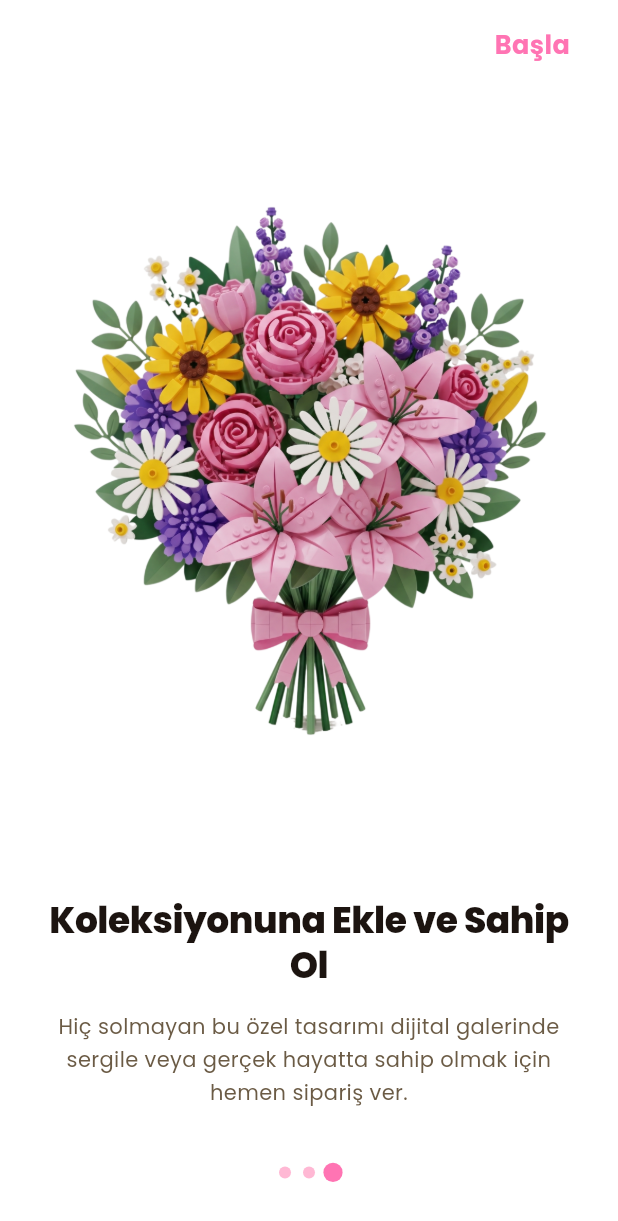
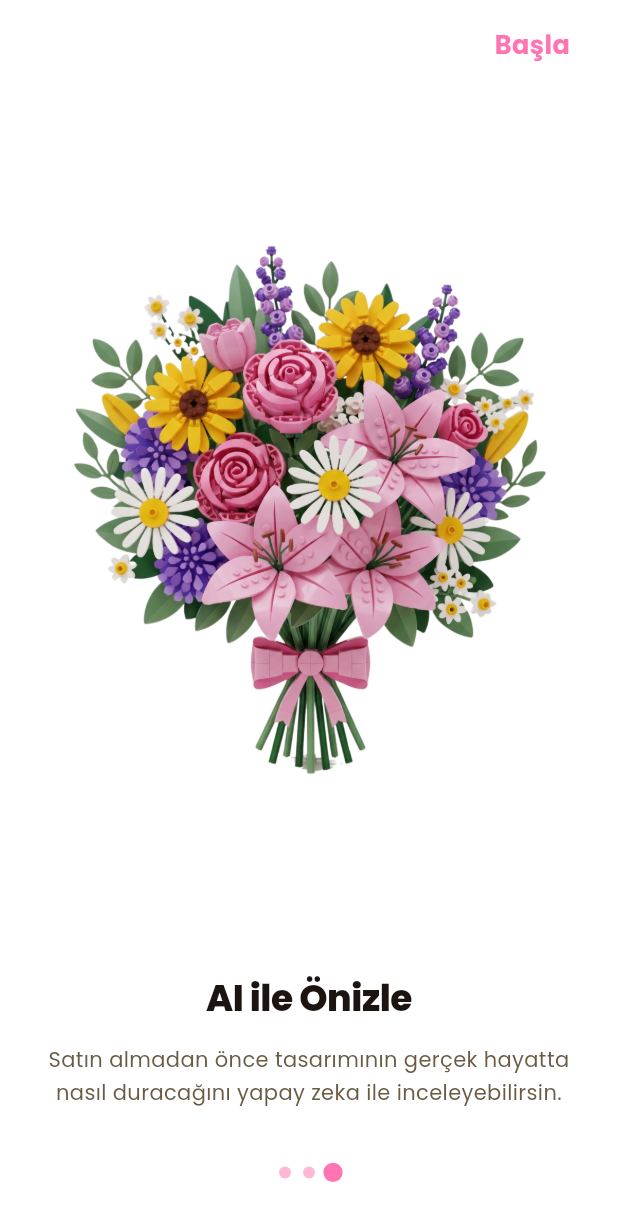
Before and after one commit to Aleynaozm/Bloomix_Cicek_Buketi-_Uygulamasi, a Flutter app: the screen it shows after launch, swiped to page 3, on a phone screen of 412 x 824 dp. Shown: the top 1221 px of the screen. Run offline on Flutter 3.47's test engine with Material 3 defaults, Android fonts, the phone set to English and light mode, and no system bars; drawn by our look-alikes of smooth_page_indicator; our stand-ins replace flutter_svg, google_fonts, google_sign_in, image_picker, lottie, share_plus and 2 more; missing offline and left inert: dart:html, gal; accounts and stored records are empty.

Commit message:
tanıtımlar guncellendi.

```diff
--- a/lib/screens/auth/onboarding_screen.dart
+++ b/lib/screens/auth/onboarding_screen.dart
@@ -35,14 +35,14 @@ class _OnboardingScreenState extends State<OnboardingScreen> {
       fallbackEmoji: '🧱',
       title: 'Lego Dünyasına Dönüştür',
       body:
-          'Tasarladığın buketi tek tıkla ikonik Lego parçalarına dönüştür ve dijital bahçeni inşa etmeye başla.',
+          'Tasarımını taze çiçek olarak sipariş verebilir veya koleksiyonluk bir LEGO bukete dönüştürebilirsin',
     ),
     _OnboardData(
       image: 'assets/images/onboarding_3.png',
       fallbackEmoji: '🌸',
-      title: 'Koleksiyonuna Ekle ve Sahip Ol',
+      title: 'AI ile Önizle',
       body:
-          'Hiç solmayan bu özel tasarımı dijital galerinde sergile veya gerçek hayatta sahip olmak için hemen sipariş ver.',
+          'Satın almadan önce tasarımının gerçek hayatta nasıl duracağını yapay zeka ile inceleyebilirsin.',
     ),
   ];
 
```
Also changed, not shown: 1 other file.
